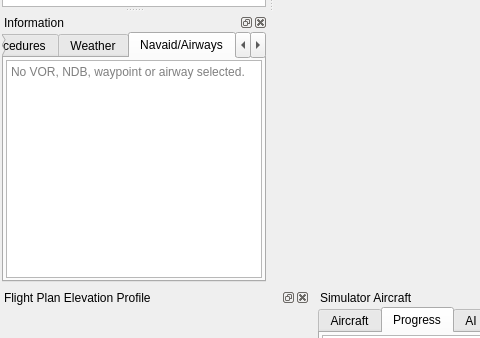
albar965/littlenavmap, file src/gui/mainwindow.ui: the form before one commit; both pictures show x 0 to 480 and y 413 to 751 of the 1280 by 903 pixel window.
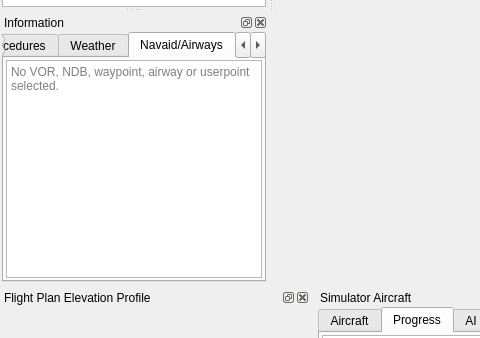
The form after the commit. The open tabs and pages were chosen to show the change. Icons and pictures are not drawn.

Commit message: Enabled all userpoint import and export options. Fixed several errors in userpoint import and export. Fixed crash with information window updating with deleted userpoint. Improved search result table refresh. Removed import timestamp. Fixed crash with missing mag dec reader on export. Added dialog for export options. All #3

What changed in the file:
```diff
--- a/src/gui/mainwindow.ui
+++ b/src/gui/mainwindow.ui
@@ -3248,7 +3248,7 @@
             <bool>true</bool>
            </property>
            <property name="placeholderText">
-            <string>No VOR, NDB, waypoint or airway selected.</string>
+            <string>No VOR, NDB, waypoint, airway or userpoint selected.</string>
            </property>
            <property name="openLinks">
             <bool>false</bool>
```
The commit also changes 24 other files.
